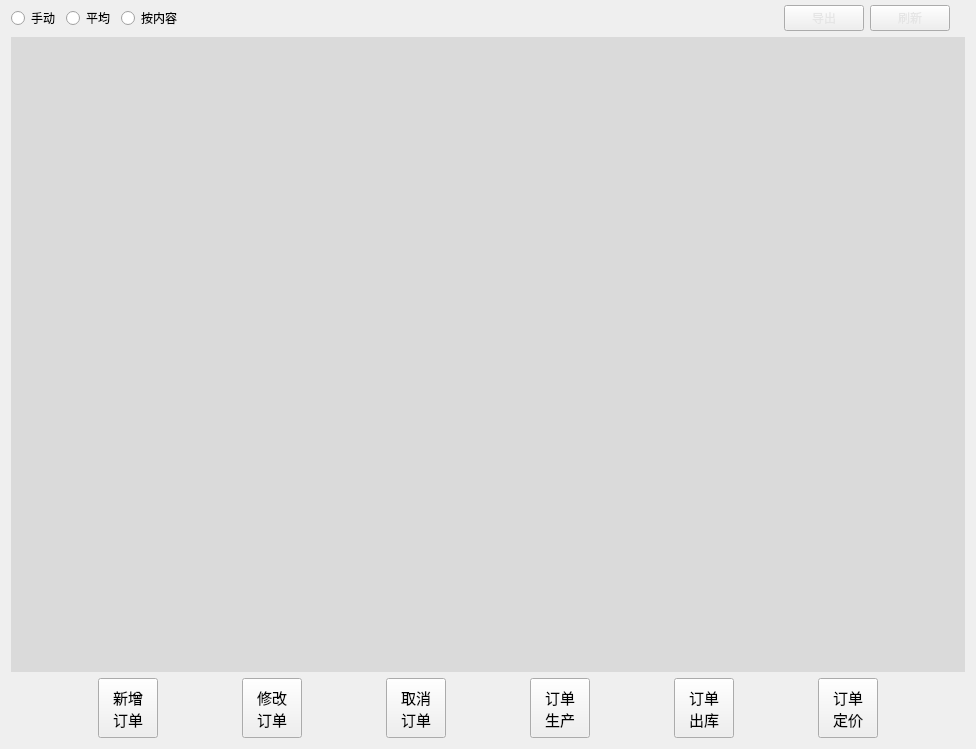
This is Qt/ERP/ordermanager.ui in superp2017/NTERP as Qt 5 draws it before an edit. The edited form follows.
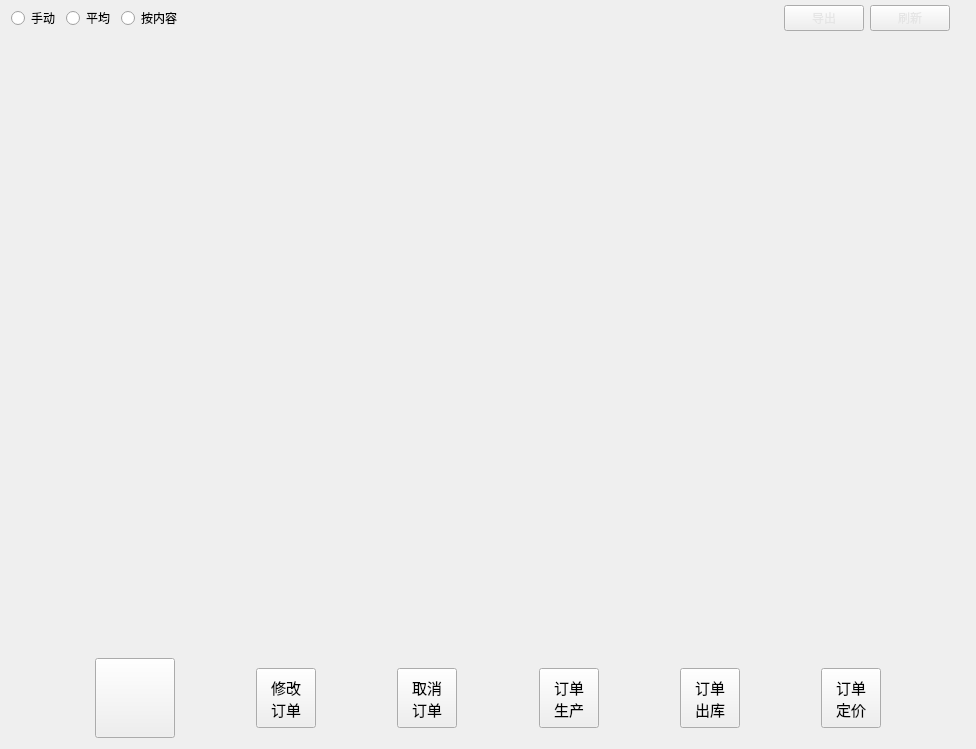
This is the edited form.

```diff
--- a/Qt/ERP/ordermanager.ui
+++ b/Qt/ERP/ordermanager.ui
@@ -84,10 +84,10 @@
       <bool>false</bool>
      </property>
      <property name="styleSheet">
-      <string notr="true">background-color: rgb(218, 218, 218);</string>
+      <string notr="true"/>
      </property>
      <property name="tabPosition">
-      <enum>QTabWidget::South</enum>
+      <enum>QTabWidget::North</enum>
      </property>
      <property name="currentIndex">
       <number>-1</number>
@@ -102,13 +102,13 @@
      <property name="minimumSize">
       <size>
        <width>0</width>
-       <height>60</height>
+       <height>80</height>
       </size>
      </property>
      <property name="maximumSize">
       <size>
        <width>16777215</width>
-       <height>60</height>
+       <height>80</height>
       </size>
      </property>
      <layout class="QHBoxLayout" name="horizontalLayout_2">
@@ -116,7 +116,7 @@
        <number>0</number>
       </property>
       <property name="bottomMargin">
-       <number>5</number>
+       <number>0</number>
       </property>
       <item>
        <spacer name="horizontalSpacer_5">
@@ -135,14 +135,14 @@
        <widget class="QPushButton" name="pushButton_new">
         <property name="minimumSize">
          <size>
-          <width>60</width>
-          <height>60</height>
+          <width>80</width>
+          <height>80</height>
          </size>
         </property>
         <property name="maximumSize">
          <size>
-          <width>60</width>
-          <height>60</height>
+          <width>80</width>
+          <height>80</height>
          </size>
         </property>
         <property name="font">
@@ -155,8 +155,7 @@
          <string notr="true"/>
         </property>
         <property name="text">
-         <string>新增
-订单</string>
+         <string/>
         </property>
        </widget>
       </item>
```
